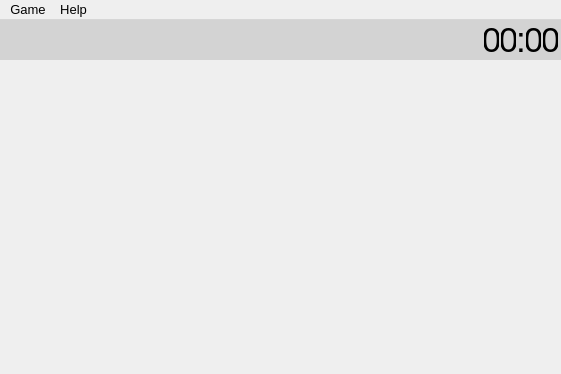
Above: mainwindow.ui from q-g-j/qminesweeper before the change. Below: the same form after it.
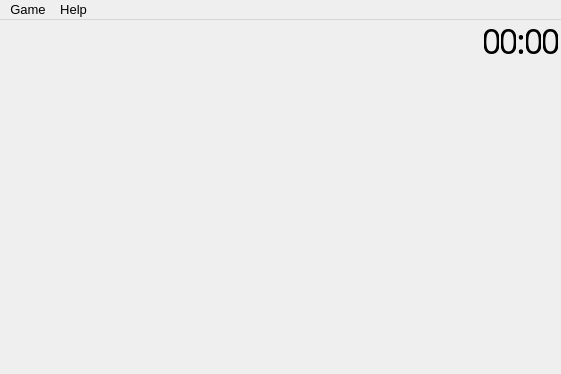
That is the form after the change.

Commit message: made infoBar compatible with dark mode

Patch:
```diff
--- a/mainwindow.ui
+++ b/mainwindow.ui
@@ -70,7 +70,6 @@
       <property name="styleSheet">
        <string notr="true">QWidget {
 	outline: none;
-	background-color: lightgray;
 }</string>
       </property>
       <layout class="QHBoxLayout" name="horizontalLayout">
@@ -127,13 +126,13 @@
          </property>
          <property name="font">
           <font>
+           <family>Noto Sans Condensed Medium</family>
            <pointsize>26</pointsize>
            <italic>false</italic>
           </font>
          </property>
          <property name="styleSheet">
           <string notr="true">QLabel#labelMinesLeft {
-	color: black;
 	margin-top: -5;
 	margin-bottom: -5;
   	margin-right: 0;
@@ -226,13 +225,13 @@
          </property>
          <property name="font">
           <font>
+           <family>Noto Sans Condensed Medium</family>
            <pointsize>26</pointsize>
            <italic>false</italic>
           </font>
          </property>
          <property name="styleSheet">
           <string notr="true">QLabel#timerTenMinutes {
-	color: black;
 	margin-top: -5;
 	margin-bottom: -5;
   	margin-right: 0;
@@ -293,13 +292,13 @@
          </property>
          <property name="font">
           <font>
+           <family>Noto Sans Condensed Medium</family>
            <pointsize>26</pointsize>
            <italic>false</italic>
           </font>
          </property>
          <property name="styleSheet">
           <string notr="true">QLabel#timerMinutes {
-	color: black;
 	margin-top: -5;
 	margin-bottom: -5;
   	margin-right: 0;
@@ -338,13 +337,13 @@
          </property>
          <property name="font">
           <font>
+           <family>Noto Sans Condensed Medium</family>
            <pointsize>26</pointsize>
            <italic>false</italic>
           </font>
          </property>
          <property name="styleSheet">
           <string notr="true">QLabel#timerColon {
-	color: black;
 	margin-top: -5;
 	margin-bottom: -5;
   	margin-right: 0;
@@ -389,13 +388,13 @@
          </property>
          <property name="font">
           <font>
+           <family>Noto Sans Condensed Medium</family>
            <pointsize>26</pointsize>
            <italic>false</italic>
           </font>
          </property>
          <property name="styleSheet">
           <string notr="true">QLabel#timerTenSeconds {
-	color: black;
 	margin-top: -5;
 	margin-bottom: -5;
   	margin-right: 0;
@@ -456,6 +455,7 @@
          </property>
          <property name="font">
           <font>
+           <family>Noto Sans Condensed Medium</family>
            <pointsize>26</pointsize>
            <italic>false</italic>
           </font>
@@ -465,7 +465,6 @@
          </property>
          <property name="styleSheet">
           <string notr="true">QLabel#timerSeconds {
-	color: black;
 	margin-top: -5;
 	margin-bottom: -5;
   	margin-right: 0;
```
Left out of the diff: 2 changed lines with no effect on the pictures.
